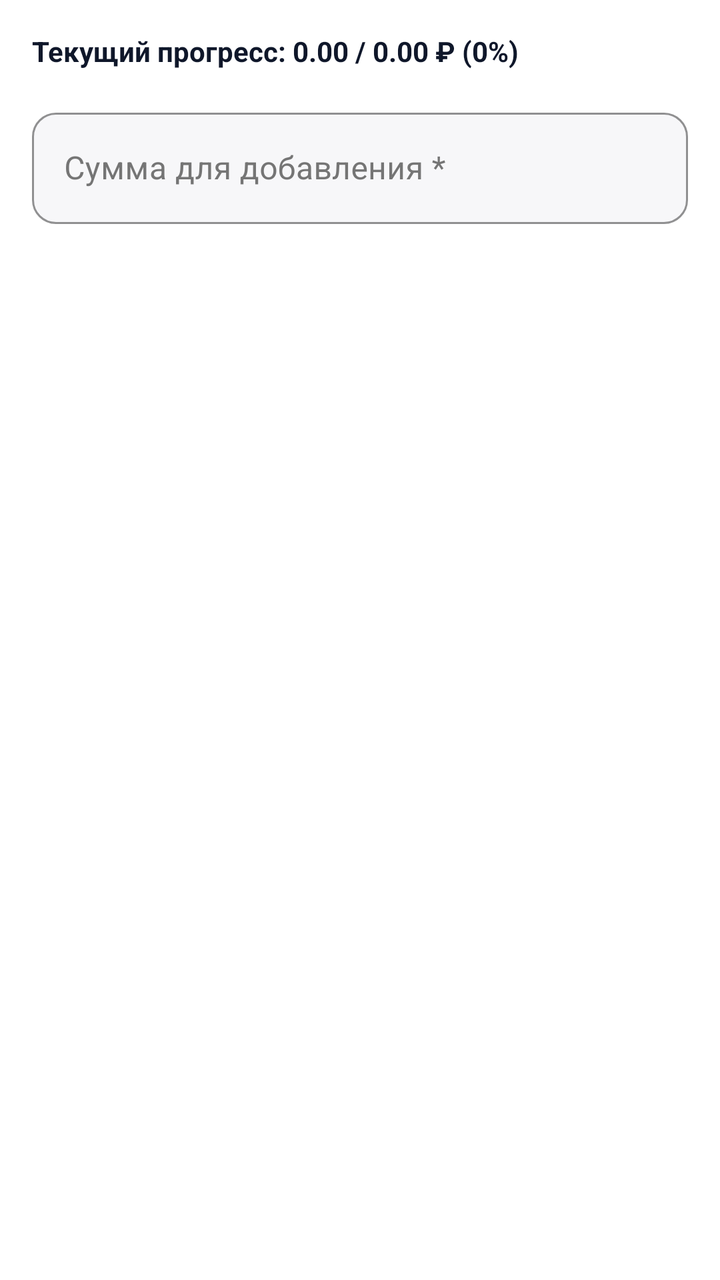
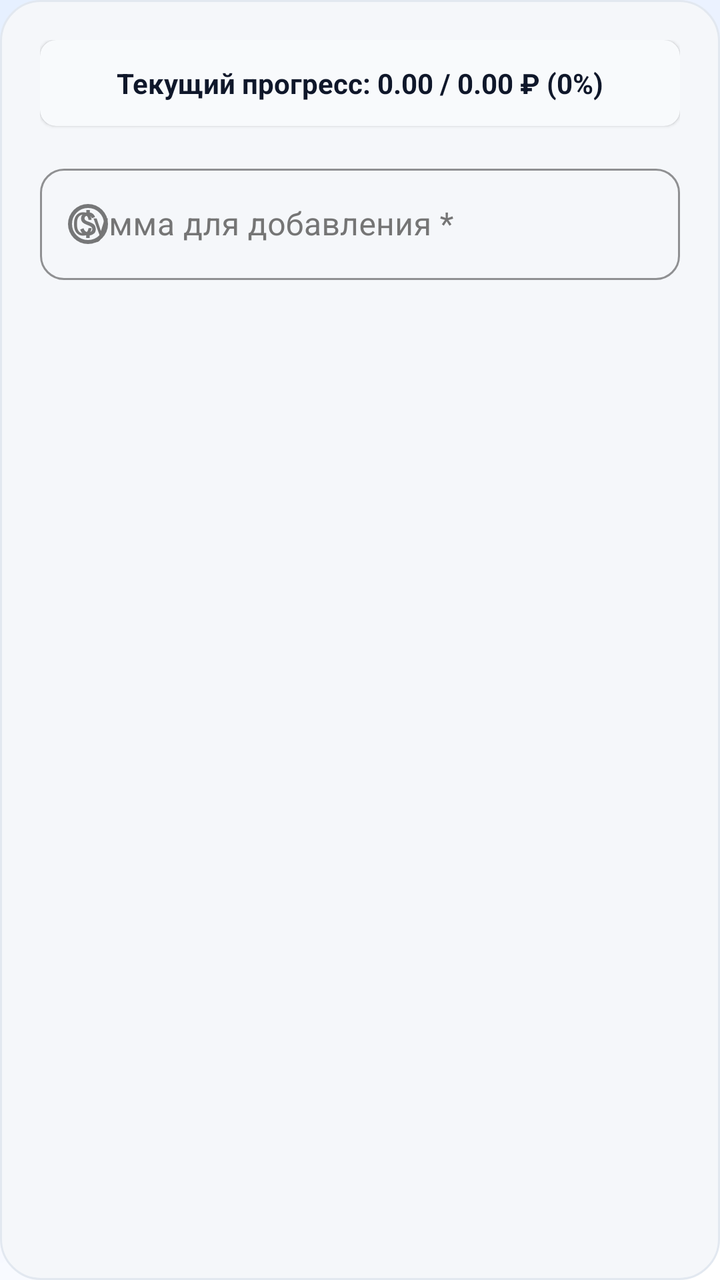

The first picture is an Android layout as it rendered before a commit; the second is the same layout after the commit. The layout source and the unified diff follow.
<!-- AndroidManifest.xml: application theme Theme.Capital -->
<!-- res/layout/dialog_add_amount.xml -->
<?xml version="1.0" encoding="utf-8"?>
<LinearLayout xmlns:android="http://schemas.android.com/apk/res/android"
    xmlns:app="http://schemas.android.com/apk/res-auto"
    android:layout_width="match_parent"
    android:layout_height="wrap_content"
    android:orientation="vertical"
    android:padding="16dp"
    android:background="@color/surface_main">

    
    <TextView
        android:id="@+id/progressInfo"
        android:layout_width="match_parent"
        android:layout_height="wrap_content"
        android:layout_marginBottom="16dp"
        android:text="Текущий прогресс: 0.00 / 0.00 ₽ (0%)"
        android:textColor="@color/text_main_primary"
        android:textSize="14sp"
        android:textStyle="bold" />

    <com.google.android.material.textfield.TextInputLayout
        android:layout_width="match_parent"
        android:layout_height="wrap_content"
        app:boxBackgroundColor="@color/input_background"
        app:boxCornerRadiusBottomEnd="12dp"
        app:boxCornerRadiusBottomStart="12dp"
        app:boxCornerRadiusTopEnd="12dp"
        app:boxCornerRadiusTopStart="12dp"
        app:hintTextColor="@color/text_main_secondary"
        app:boxStrokeColor="@color/border_light">

        <com.google.android.material.textfield.TextInputEditText
            android:id="@+id/amountInput"
            android:layout_width="match_parent"
            android:layout_height="wrap_content"
            android:hint="Сумма для добавления *"
            android:inputType="numberDecimal"
            android:textColor="@color/text_main_primary"
            android:textColorHint="@color/text_main_secondary" />

    </com.google.android.material.textfield.TextInputLayout>

</LinearLayout>
<!-- resources referenced by this layout -->
<resources>
  <color name="border_light">#E2E8F0</color>
  <color name="input_background">#F7F7F9</color>
  <color name="surface_main">#FFFFFF</color>
  <color name="text_main_primary">#0F172A</color>
  <color name="text_main_secondary">#475569</color>
  <style name="Theme.Capital" parent="Base.Theme.Capital" />
  <!-- drawable gradient_background_light (drawable) -->
  <?xml version="1.0" encoding="utf-8"?>
  <shape xmlns:android="http://schemas.android.com/apk/res/android">
      <gradient
          android:startColor="#FFFFFF"
          android:centerColor="#F0F4FF"
          android:endColor="#E6F0FF"
          android:angle="135" />
  </shape>
  <color name="primary_main">#303F9F</color>
  <color name="primary_dark">#1A237E</color>
  <color name="text_white">#FFFFFF</color>
  <color name="text_secondary">#757575</color>
  <color name="black">#000000</color>
  <color name="surface_light">#FDFCFE</color>
  <color name="text_primary">#212121</color>
  <color name="background">#F5F7FA</color>
  <color name="error_main">#F44336</color>
  <style name="Widget.Capital.Button" parent="Widget.MaterialComponents.Button">
          <item name="cornerRadius">12dp</item>
          <item name="android:textColor">@color/text_white</item>
      </style>
  <style name="Widget.Capital.TextInputLayout" parent="Widget.MaterialComponents.TextInputLayout.OutlinedBox">
          <item name="boxCornerRadiusBottomEnd">12dp</item>
          <item name="boxCornerRadiusBottomStart">12dp</item>
          <item name="boxCornerRadiusTopEnd">12dp</item>
          <item name="boxCornerRadiusTopStart">12dp</item>
          <item name="boxStrokeColor">@color/primary_main</item>
          <item name="hintTextColor">@color/text_secondary</item>
          <item name="android:textColorHint">@color/text_secondary</item>
      </style>
  <!-- unchanged entries left out for length: 1 -->
</resources>

<!-- the commit's change to res/layout/dialog_add_amount.xml (unified diff, before → after) -->
@@ -4,30 +4,50 @@
     android:layout_width="match_parent"
     android:layout_height="wrap_content"
     android:orientation="vertical"
-    android:padding="16dp"
-    android:background="@color/surface_main">
+    android:padding="20dp"
+    android:background="@drawable/dialog_background">
 
     
-    <TextView
-        android:id="@+id/progressInfo"
+    <com.google.android.material.card.MaterialCardView
         android:layout_width="match_parent"
         android:layout_height="wrap_content"
         android:layout_marginBottom="16dp"
-        android:text="Текущий прогресс: 0.00 / 0.00 ₽ (0%)"
-        android:textColor="@color/text_main_primary"
-        android:textSize="14sp"
-        android:textStyle="bold" />
+        app:cardCornerRadius="8dp"
+        app:cardElevation="1dp"
+        app:cardBackgroundColor="@color/surface_card">
+
+        <LinearLayout
+            android:layout_width="match_parent"
+            android:layout_height="wrap_content"
+            android:orientation="vertical"
+            android:padding="12dp">
+
+            <TextView
+                android:id="@+id/progressInfo"
+                android:layout_width="match_parent"
+                android:layout_height="wrap_content"
+                android:gravity="center"
+                android:text="Текущий прогресс: 0.00 / 0.00 ₽ (0%)"
+                android:textColor="@color/text_main_primary"
+                android:textSize="14sp"
+                android:textStyle="bold" />
+
+        </LinearLayout>
+
+    </com.google.android.material.card.MaterialCardView>
 
     <com.google.android.material.textfield.TextInputLayout
         android:layout_width="match_parent"
         android:layout_height="wrap_content"
-        app:boxBackgroundColor="@color/input_background"
+        app:boxBackgroundMode="outline"
         app:boxCornerRadiusBottomEnd="12dp"
         app:boxCornerRadiusBottomStart="12dp"
         app:boxCornerRadiusTopEnd="12dp"
         app:boxCornerRadiusTopStart="12dp"
         app:hintTextColor="@color/text_main_secondary"
-        app:boxStrokeColor="@color/border_light">
+        app:boxStrokeColor="@color/border_light"
+        app:startIconDrawable="@drawable/ic_money"
+        app:endIconMode="clear_text">
 
         <com.google.android.material.textfield.TextInputEditText
             android:id="@+id/amountInput"
<!-- resource entries referenced after the edit -->
@@ -1,10 +1,29 @@
 <!-- resources referenced by this layout -->
 <resources>
   <color name="border_light">#E2E8F0</color>
-  <color name="input_background">#F7F7F9</color>
-  <color name="surface_main">#FFFFFF</color>
+  <color name="surface_card">#F8FAFC</color>
   <color name="text_main_primary">#0F172A</color>
   <color name="text_main_secondary">#475569</color>
+  <!-- drawable dialog_background (drawable) -->
+  <?xml version="1.0" encoding="utf-8"?>
+  <shape xmlns:android="http://schemas.android.com/apk/res/android">
+      <solid android:color="@color/background" />
+      <corners android:radius="20dp" />
+      <stroke
+          android:width="1dp"
+          android:color="@color/border_light" />
+  </shape>
+  <!-- drawable ic_money (drawable) -->
+  <vector xmlns:android="http://schemas.android.com/apk/res/android"
+      android:width="24dp"
+      android:height="24dp"
+      android:viewportWidth="960"
+      android:viewportHeight="960"
+      android:tint="?attr/colorControlNormal">
+      <path
+          android:fillColor="@android:color/white"
+          android:pathData="M444,760L514,760L514,710Q564,701 600,671Q636,641 636,582Q636,540 612,505Q588,470 516,444Q456,424 433,409Q410,394 410,368Q410,342 428.5,327Q447,312 482,312Q514,312 532,327.5Q550,343 558,366L622,340Q611,305 581.5,279Q552,253 516,250L516,200L446,200L446,250Q396,261 368,294Q340,327 340,368Q340,415 367.5,444Q395,473 454,494Q517,517 541.5,535Q566,553 566,582Q566,615 542.5,630.5Q519,646 486,646Q453,646 427.5,625.5Q402,605 390,564L324,590Q338,638 367.5,667.5Q397,697 444,708L444,760ZM480,880Q397,880 324,848.5Q251,817 197,763Q143,709 111.5,636Q80,563 80,480Q80,397 111.5,324Q143,251 197,197Q251,143 324,111.5Q397,80 480,80Q563,80 636,111.5Q709,143 763,197Q817,251 848.5,324Q880,397 880,480Q880,563 848.5,636Q817,709 763,763Q709,817 636,848.5Q563,880 480,880ZM480,800Q614,800 707,707Q800,614 800,480Q800,346 707,253Q614,160 480,160Q346,160 253,253Q160,346 160,480Q160,614 253,707Q346,800 480,800ZM480,480Q480,480 480,480Q480,480 480,480Q480,480 480,480Q480,480 480,480Q480,480 480,480Q480,480 480,480Q480,480 480,480Q480,480 480,480Z"/>
+  </vector>
   <style name="Theme.Capital" parent="Base.Theme.Capital" />
   <!-- drawable gradient_background_light (drawable) -->
   <?xml version="1.0" encoding="utf-8"?>
